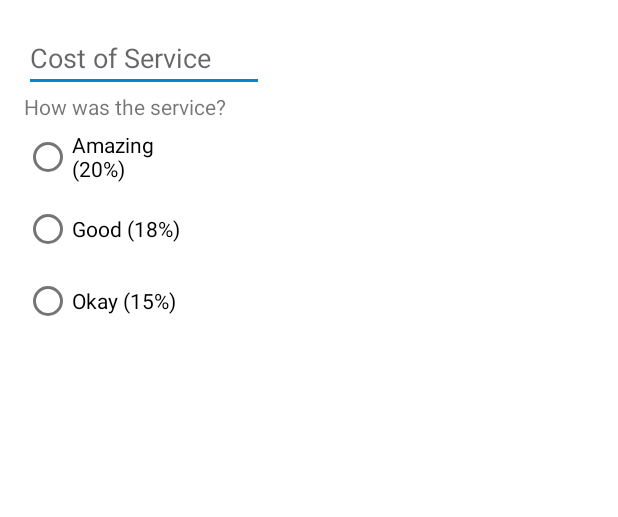
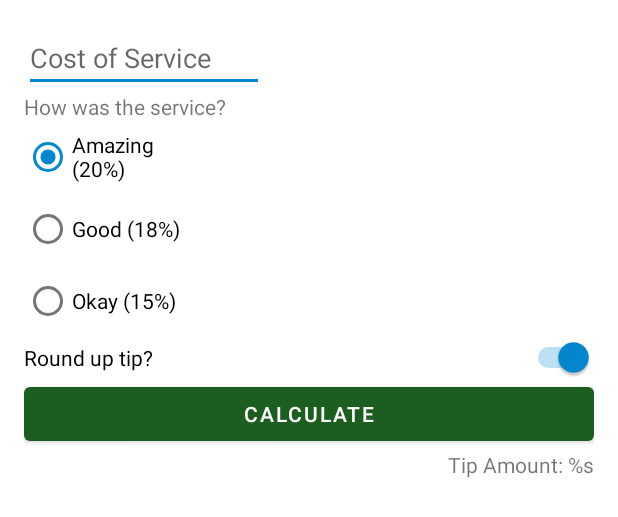
Before and after one commit to SLedolter/TipTime, an Android app: the layout activity_main.xml on its own in the app's theme, with its tools: preview values and no code run, on a phone screen of 412 x 824 dp. Shown: the top 517 px of the screen. Run offline under Robolectric (Android 15) with nearby library versions, the phone set to English and light mode, and no system bars.

Commit message:
SL: added base logic to calculate tip depending on selected parameters

```diff
--- a/app/build.gradle
+++ b/app/build.gradle
@@ -29,6 +29,11 @@ android {
     kotlinOptions {
         jvmTarget = '1.8'
     }
+
+    // user additions
+    buildFeatures() {
+        viewBinding true
+    }
 }
 
 dependencies {
--- a/app/src/main/res/layout/activity_main.xml
+++ b/app/src/main/res/layout/activity_main.xml
@@ -29,8 +29,10 @@
         app:layout_constraintTop_toBottomOf="@id/cost_of_service" />
 
     <RadioGroup
+        android:id="@+id/tip_options"
         android:layout_width="wrap_content"
         android:layout_height="wrap_content"
+        android:checkedButton="@id/option_twenty_percent"
         android:orientation="vertical"
         app:layout_constraintStart_toStartOf="@+id/service_question"
         app:layout_constraintTop_toBottomOf="@+id/service_question">
@@ -54,4 +56,32 @@
             android:text="@string/okay_15" />
     </RadioGroup>
 
+    <Switch
+        android:id="@+id/round_up_switch"
+        android:layout_width="0dp"
+        android:layout_height="wrap_content"
+        android:checked="true"
+        android:text="@string/round_up_tip"
+        app:layout_constraintEnd_toEndOf="parent"
+        app:layout_constraintStart_toStartOf="parent"
+        app:layout_constraintTop_toBottomOf="@+id/tip_options"
+        tools:ignore="TouchTargetSizeCheck" />
+
+    <Button
+        android:id="@+id/calculate_button"
+        android:layout_width="0dp"
+        android:layout_height="wrap_content"
+        android:text="@string/calculate"
+        app:layout_constraintEnd_toEndOf="parent"
+        app:layout_constraintStart_toStartOf="parent"
+        app:layout_constraintTop_toBottomOf="@+id/round_up_switch" />
+
+    <TextView
+        android:id="@+id/tip_result"
+        android:layout_width="wrap_content"
+        android:layout_height="wrap_content"
+        android:text="@string/tip_amount"
+        app:layout_constraintEnd_toEndOf="parent"
+        app:layout_constraintTop_toBottomOf="@+id/calculate_button" />
+
 </androidx.constraintlayout.widget.ConstraintLayout>
--- a/app/src/main/res/values/strings.xml
+++ b/app/src/main/res/values/strings.xml
@@ -9,4 +9,7 @@
     <string name="amazing_20">Amazing (20%)</string>
     <string name="good_18">Good (18%)</string>
     <string name="okay_15">Okay (15%)</string>
+    <string name="round_up_tip">Round up tip?</string>
+    <string name="tip_amount">Tip Amount: %s</string>
+    <string name="calculate">Calculate</string>
 </resources>
```
Also changed, not shown: app/src/main/java/at/sledolter/tiptime/MainActivity.kt (+27 -1 lines).
